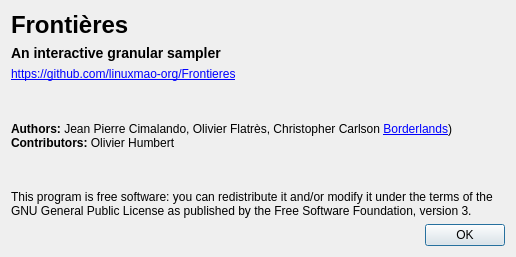
linuxmao-org/Frontieres, file sources/interface/AboutDialog.ui: the form before one commit.
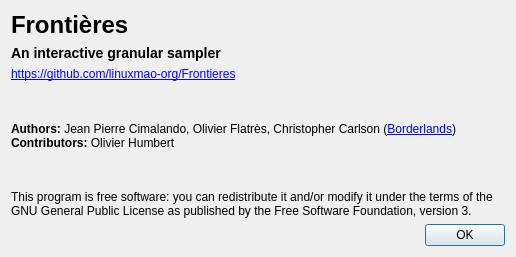
The form after the commit.

The edit to the form file:
```diff
--- a/sources/interface/AboutDialog.ui
+++ b/sources/interface/AboutDialog.ui
@@ -63,7 +63,7 @@
    <item>
     <widget class="QLabel" name="label_5">
      <property name="text">
-      <string>&lt;html&gt;&lt;head/&gt;&lt;body&gt;&lt;p&gt;&lt;span style=&quot; font-weight:600;&quot;&gt;Authors:&lt;/span&gt; Jean Pierre Cimalando, Olivier Flatrès, Christopher Carlson &lt;a href=&quot;http://www.borderlands-granular.com/app/&quot;(&gt;Borderlands&lt;/a&gt;)&lt;br/&gt;&lt;span style=&quot; font-weight:600;&quot;&gt;Contributors:&lt;/span&gt; Olivier Humbert&lt;/p&gt;&lt;/body&gt;&lt;/html&gt;</string>
+      <string>&lt;html&gt;&lt;head/&gt;&lt;body&gt;&lt;p&gt;&lt;span style=&quot; font-weight:600;&quot;&gt;Authors:&lt;/span&gt; Jean Pierre Cimalando, Olivier Flatrès, Christopher Carlson (&lt;a href=&quot;http://www.borderlands-granular.com/app/&quot;&gt;Borderlands&lt;/a&gt;)&lt;br/&gt;&lt;span style=&quot; font-weight:600;&quot;&gt;Contributors:&lt;/span&gt; Olivier Humbert&lt;/p&gt;&lt;/body&gt;&lt;/html&gt;</string>
      </property>
      <property name="textFormat">
       <enum>Qt::RichText</enum>
```
